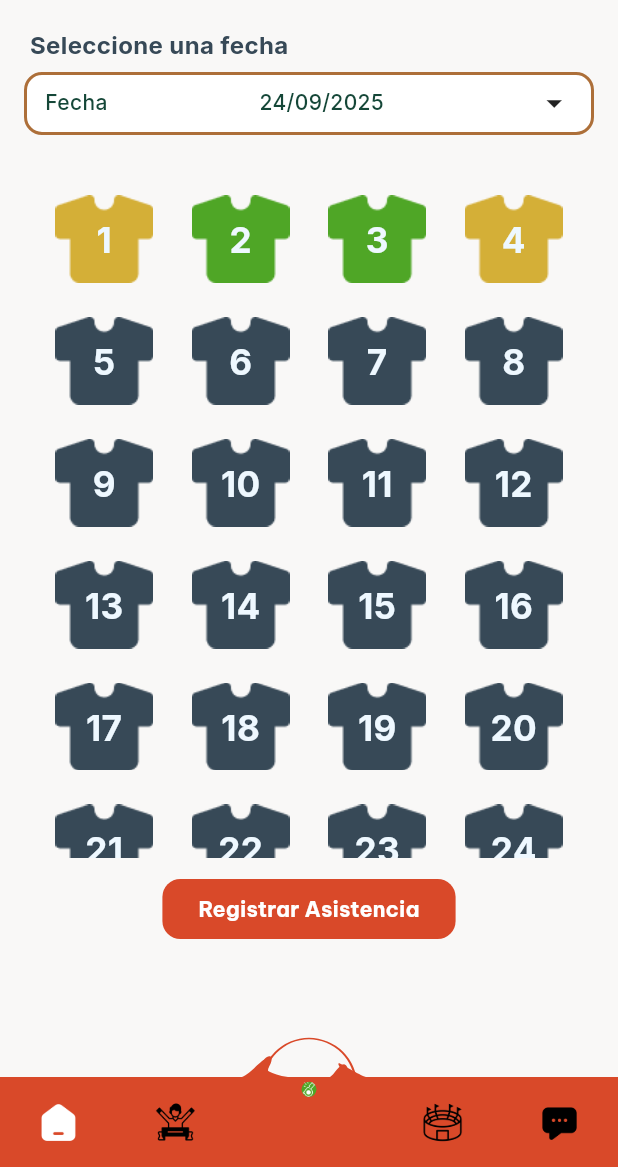
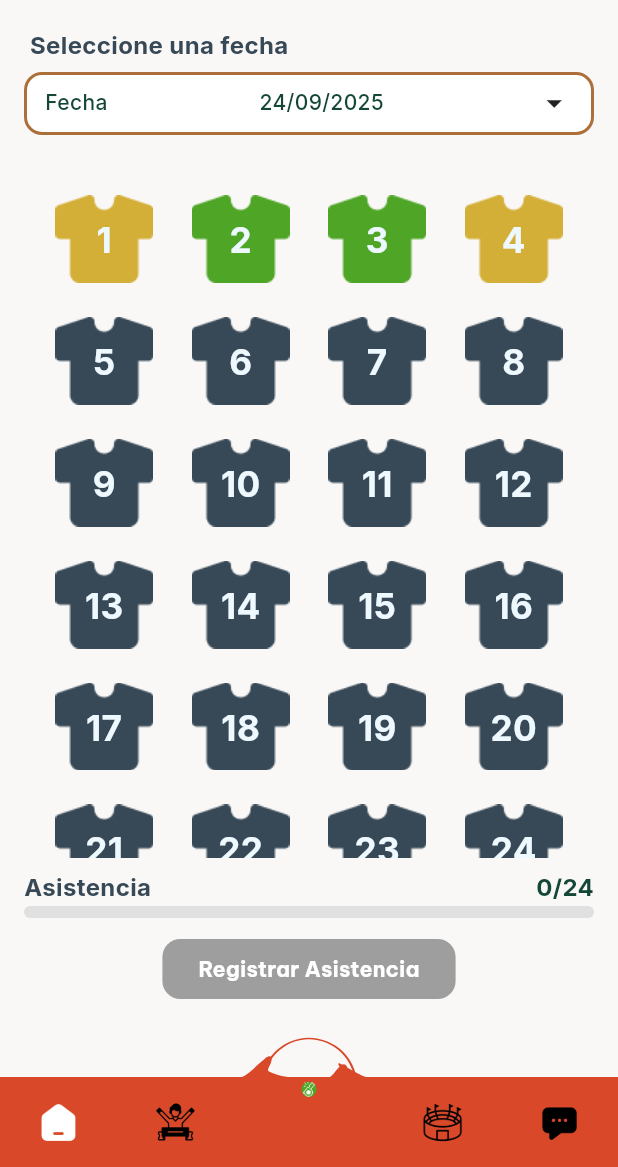
Before and after one commit to Elkinssm/flutter_init, a Flutter app: the DailyAttendanceScreen screen opened by its route, on a phone screen of 412 x 824 dp, the part 69-1236 px from its top. Run offline on Flutter 3.47's test engine with Material 3 defaults, Android fonts, the phone set to English and light mode, and no system bars; our stand-ins replace flutter_riverpod, go_router, google_fonts, image_picker, syncfusion_flutter_charts, table_calendar.

Commit message:
Add attendance tracking to DailyAttendanceScreen and update CustomTshirtIcon for presence indication

```diff
--- a/lib/presentation/screens/daily_attendance_screen.dart
+++ b/lib/presentation/screens/daily_attendance_screen.dart
@@ -37,6 +37,7 @@ class _DailyAttendanceViewState extends State<_DailyAttendanceView> {
   );
   int? _highlightedIndex;
   DateTime _selectedDate = DateTime.now();
+  final Set<int> _present = <int>{};
 
   Future<void> _pickDate() async {
     const brand = Color.fromRGBO(217, 73, 41, 1);
@@ -81,6 +82,7 @@ class _DailyAttendanceViewState extends State<_DailyAttendanceView> {
     return SafeArea(
       child: LayoutBuilder(
         builder: (context, constraints) {
+          final presentCount = _present.length;
           const crossAxisCount = 4;
           const gridPadding = 20.0;
           final totalSpacing = gridPadding * 2 + 0 * (crossAxisCount - 1);
@@ -165,10 +167,20 @@ class _DailyAttendanceViewState extends State<_DailyAttendanceView> {
                           index: index,
                           name: playerNames[index],
                           isHighlighted: _highlightedIndex == index,
+                          isPresent: _present.contains(index),
                           onHoldStart:
                               () => setState(() => _highlightedIndex = index),
                           onHoldEnd:
                               () => setState(() => _highlightedIndex = null),
+                          onTap: () {
+                            setState(() {
+                              if (_present.contains(index)) {
+                                _present.remove(index);
+                              } else {
+                                _present.add(index);
+                              }
+                            });
+                          },
                           number: number,
                           itemWidth: itemWidth,
                           itemHeight: itemHeight,
@@ -177,10 +189,39 @@ class _DailyAttendanceViewState extends State<_DailyAttendanceView> {
                     ),
                   ),
                 ),
+                const SizedBox(height: 12),
+                Row(
+                  mainAxisAlignment: MainAxisAlignment.spaceBetween,
+                  children: [
+                    const CustomText(
+                      text: 'Asistencia',
+                      size: 16,
+                      fontWeight: FontWeight.w700,
+                      color: Color.fromRGBO(55, 73, 87, 1),
+                    ),
+                    CustomText(
+                      text: '$presentCount/$totalPlayers',
+                      size: 16,
+                      fontWeight: FontWeight.w700,
+                      color: const Color.fromRGBO(21, 71, 56, 1),
+                    ),
+                  ],
+                ),
+                const SizedBox(height: 6),
+                ClipRRect(
+                  borderRadius: BorderRadius.circular(8),
+                  child: LinearProgressIndicator(
+                    value: presentCount / totalPlayers,
+                    minHeight: 8,
+                    backgroundColor: Colors.grey.shade300,
+                    color: const Color.fromRGBO(21, 71, 56, 1),
+                  ),
+                ),
                 SizedBox(height: 10),
                 Center(
                   child: OnboardingNextButton(
                     text: 'Registrar Asistencia',
+                    isEnabled: presentCount > 0,
                     action: () => context.push('/new_player_screen'),
                   ),
                 ),
@@ -200,6 +241,8 @@ class _SelectedIcons extends StatelessWidget {
     required this.isHighlighted,
     required this.onHoldStart,
     required this.onHoldEnd,
+    required this.onTap,
+    required this.isPresent,
     required this.number,
     required this.itemWidth,
     required this.itemHeight,
@@ -210,6 +253,8 @@ class _SelectedIcons extends StatelessWidget {
   final bool isHighlighted;
   final VoidCallback onHoldStart;
   final VoidCallback onHoldEnd;
+  final VoidCallback onTap;
+  final bool isPresent;
   final int number;
   final double itemWidth;
   final double itemHeight;
@@ -223,11 +268,30 @@ class _SelectedIcons extends StatelessWidget {
         GestureDetector(
           onTapDown: (_) => onHoldStart(),
           onTapUp: (_) => onHoldEnd(),
+          onTap: onTap,
           onTapCancel: onHoldEnd,
           child: CustomTshirtIcon(
             number: number,
             width: itemWidth * 0.7,
             height: itemHeight * 0.7,
+            isPresent: isPresent,
+          ),
+        ),
+        Positioned(
+          right: -6,
+          bottom: -6,
+          child: AnimatedOpacity(
+            duration: const Duration(milliseconds: 150),
+            opacity: isPresent ? 1 : 0,
+            child: Container(
+              width: 22,
+              height: 22,
+              decoration: const BoxDecoration(
+                color: Color(0xFF55A06F),
+                shape: BoxShape.circle,
+              ),
+              child: const Icon(Icons.check, size: 14, color: Colors.white),
+            ),
           ),
         ),
         Positioned(
--- a/lib/presentation/widgets/icons/custom_tshirt_icon.dart
+++ b/lib/presentation/widgets/icons/custom_tshirt_icon.dart
@@ -5,11 +5,13 @@ class CustomTshirtIcon extends StatelessWidget {
   final int number;
   final double width;
   final double height;
+  final bool isPresent; // when true, force green shirt (asistencia)
   const CustomTshirtIcon({
     super.key,
     required this.number,
     required this.width,
     required this.height,
+    this.isPresent = false,
   });
 
   @override
@@ -17,11 +19,13 @@ class CustomTshirtIcon extends StatelessWidget {
     const greenNumbers = {2, 3};
     const yellowNumbers = {1, 4};
 
-    final String imagePath = greenNumbers.contains(number)
+    final String imagePath = isPresent
         ? 'assets/images/tshirt-icon-green.png'
-        : yellowNumbers.contains(number)
-            ? 'assets/images/tshirt-icon-yellow.png'
-            : 'assets/images/tshirt-icon-blue.png';
+        : greenNumbers.contains(number)
+            ? 'assets/images/tshirt-icon-green.png'
+            : yellowNumbers.contains(number)
+                ? 'assets/images/tshirt-icon-yellow.png'
+                : 'assets/images/tshirt-icon-blue.png';
 
     return SizedBox(
       height: height,
```
